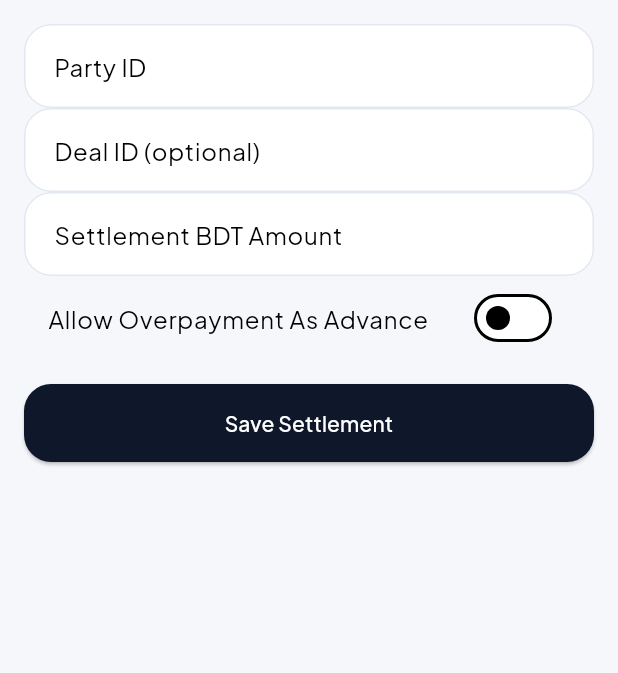
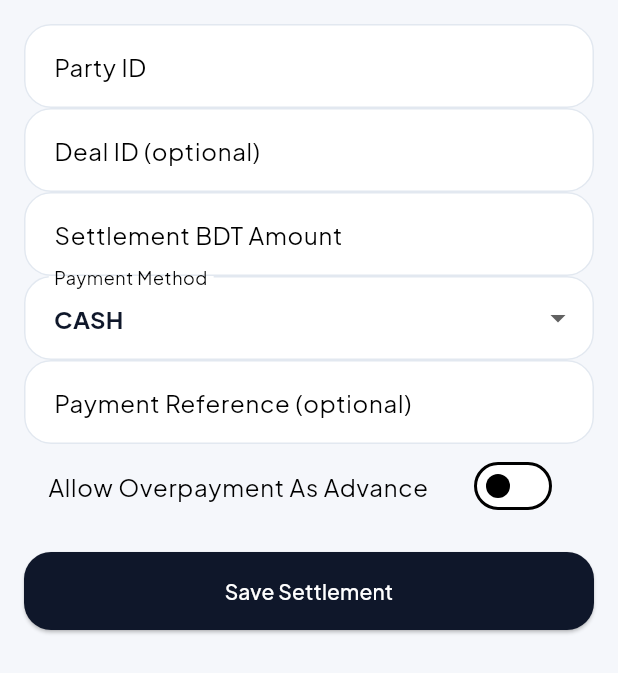
Before and after one commit to mhcybroot/doller-platform, a Flutter app: the SettlementTab widget shown alone on an empty page, opened directly with empty values, on a phone screen of 412 x 824 dp. Shown: the top 673 px of the screen. Run offline on Flutter 3.47's test engine with Material 3 defaults, Android fonts, the phone set to English and light mode, and no system bars; our stand-ins replace dio, google_fonts, share_plus, shared_preferences, sqflite; accounts and stored records are empty.

Commit message:
added settallent payment methord

```diff
--- a/mobile/lib/features/statements/statements_screen.dart
+++ b/mobile/lib/features/statements/statements_screen.dart
@@ -837,6 +837,11 @@ class _TransactionDetailsTabState extends State<_TransactionDetailsTab> {
                               Text('Party: ${row.partyName}'),
                             if ((row.directionLabel ?? '').isNotEmpty)
                               Text('Direction: ${row.directionLabel}'),
+                            if ((row.paymentMethod ?? '').isNotEmpty)
+                              Text(
+                                  'Payment: ${row.paymentMethod == 'CHECK' ? 'CHEQUE' : row.paymentMethod}'),
+                            if ((row.paymentReference ?? '').isNotEmpty)
+                              Text('Reference: ${row.paymentReference}'),
                             if ((row.instrumentCode ?? '').isNotEmpty)
                               Text(
                                   'Instrument: ${instrumentDisplayName(row.instrumentCode!)}'),
--- a/mobile/lib/screens/tabs/settlement_tab.dart
+++ b/mobile/lib/screens/tabs/settlement_tab.dart
@@ -13,6 +13,8 @@ class _SettlementTabState extends State<SettlementTab> {
   final partyId = TextEditingController();
   final dealId = TextEditingController();
   final amount = TextEditingController();
+  final paymentReference = TextEditingController();
+  String paymentMethod = 'CASH';
   bool allowAdvance = false;
 
   @override
@@ -23,6 +25,20 @@ class _SettlementTabState extends State<SettlementTab> {
         TextField(controller: partyId, decoration: const InputDecoration(labelText: 'Party ID')),
         TextField(controller: dealId, decoration: const InputDecoration(labelText: 'Deal ID (optional)')),
         TextField(controller: amount, decoration: const InputDecoration(labelText: 'Settlement BDT Amount')),
+        DropdownButtonFormField<String>(
+          initialValue: paymentMethod,
+          items: const [
+            DropdownMenuItem(value: 'CASH', child: Text('CASH')),
+            DropdownMenuItem(value: 'BANK', child: Text('BANK')),
+            DropdownMenuItem(value: 'CHECK', child: Text('CHEQUE')),
+          ],
+          onChanged: (value) => setState(() => paymentMethod = value ?? 'CASH'),
+          decoration: const InputDecoration(labelText: 'Payment Method'),
+        ),
+        TextField(
+          controller: paymentReference,
+          decoration: const InputDecoration(labelText: 'Payment Reference (optional)'),
+        ),
         SwitchListTile(
           value: allowAdvance,
           onChanged: (v) => setState(() => allowAdvance = v),
@@ -36,6 +52,8 @@ class _SettlementTabState extends State<SettlementTab> {
               'tradeDealId': dealId.text.isEmpty ? null : int.parse(dealId.text),
               'bdtAmount': amount.text,
               'settlementTime': DateTime.now().toIso8601String(),
+              'paymentMethod': paymentMethod,
+              'paymentReference': paymentReference.text.trim().isEmpty ? null : paymentReference.text.trim(),
               'notes': '',
               'allowAdvance': allowAdvance,
             });
--- a/mobile/lib/shared/models/domain_models.dart
+++ b/mobile/lib/shared/models/domain_models.dart
@@ -369,6 +369,8 @@ class TransactionDetailRowModel {
   final double? bdtRate;
   final String? directionLabel;
   final String? referenceLabel;
+  final String? paymentMethod;
+  final String? paymentReference;
   final String? notes;
   final String? category;
 
@@ -384,6 +386,8 @@ class TransactionDetailRowModel {
     required this.bdtRate,
     required this.directionLabel,
     required this.referenceLabel,
+    required this.paymentMethod,
+    required this.paymentReference,
     required this.notes,
     required this.category,
   });
@@ -401,6 +405,8 @@ class TransactionDetailRowModel {
       bdtRate: (json["bdtRate"] as num?)?.toDouble(),
       directionLabel: json["directionLabel"] as String?,
       referenceLabel: json["referenceLabel"] as String?,
+      paymentMethod: json["paymentMethod"] as String?,
+      paymentReference: json["paymentReference"] as String?,
       notes: json["notes"] as String?,
       category: json["category"] as String?,
     );
--- a/mobile/lib/shared/services/doller_repository.dart
+++ b/mobile/lib/shared/services/doller_repository.dart
@@ -102,6 +102,8 @@ class DollerRepository {
     required int partyId,
     int? tradeDealId,
     required double amount,
+    required String paymentMethod,
+    String? paymentReference,
     required bool allowAdvance,
     required String notes,
   }) async {
@@ -112,6 +114,8 @@ class DollerRepository {
         'tradeDealId': tradeDealId,
         'bdtAmount': amount,
         'settlementTime': DateTime.now().toIso8601String(),
+        'paymentMethod': paymentMethod,
+        'paymentReference': paymentReference,
         'notes': notes,
         'allowAdvance': allowAdvance,
       },
```
Also changed, not shown: mobile/lib/features/trading/trading_screen.dart (+26 -0 lines), 7 other files.
